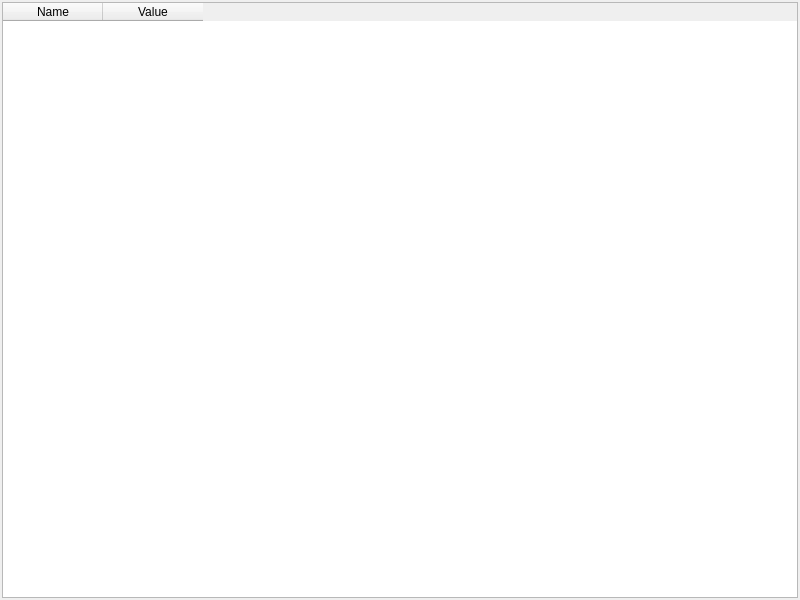
Before: the Qt Designer form CafeV4_Manager/qeditwsettings.ui in End1-1/CafeV4, drawn with Qt 5.
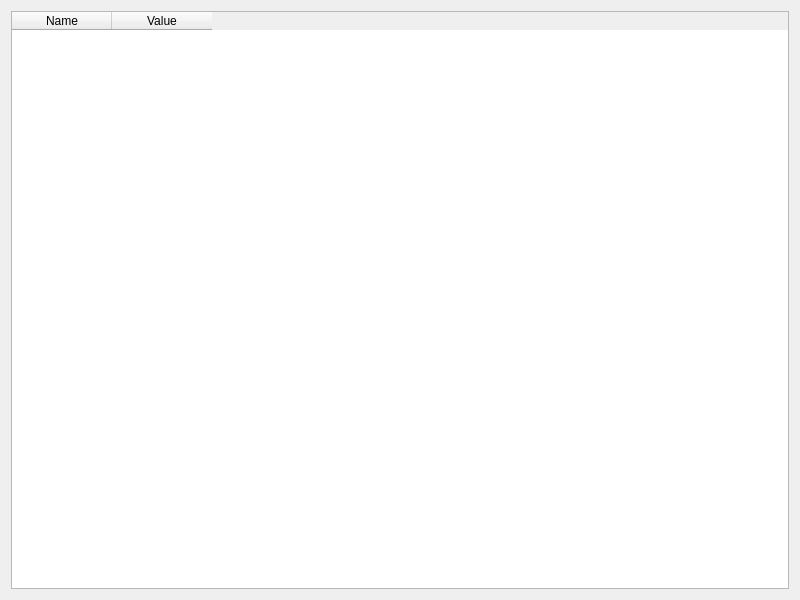
After: the same form once the commit is applied.

Patch:
```diff
--- a/CafeV4_Manager/qeditwsettings.ui
+++ b/CafeV4_Manager/qeditwsettings.ui
@@ -1,7 +1,7 @@
 <?xml version="1.0" encoding="UTF-8"?>
 <ui version="4.0">
  <class>QEditWSettings</class>
- <widget class="QMainWindow" name="QEditWSettings">
+ <widget class="QWidget" name="QEditWSettings">
   <property name="geometry">
    <rect>
     <x>0</x>
@@ -13,23 +13,7 @@
   <property name="windowTitle">
    <string>MainWindow</string>
   </property>
-  <widget class="QWidget" name="centralwidget">
    <layout class="QHBoxLayout" name="horizontalLayout">
-    <property name="spacing">
-     <number>2</number>
-    </property>
-    <property name="leftMargin">
-     <number>2</number>
-    </property>
-    <property name="topMargin">
-     <number>2</number>
-    </property>
-    <property name="rightMargin">
-     <number>2</number>
-    </property>
-    <property name="bottomMargin">
-     <number>2</number>
-    </property>
     <item>
      <widget class="QTableWidget" name="grid">
       <column>
@@ -45,7 +29,6 @@
      </widget>
     </item>
    </layout>
-  </widget>
  </widget>
  <resources/>
  <connections/>
```
Lines whose indentation alone changed are shown as unchanged.
